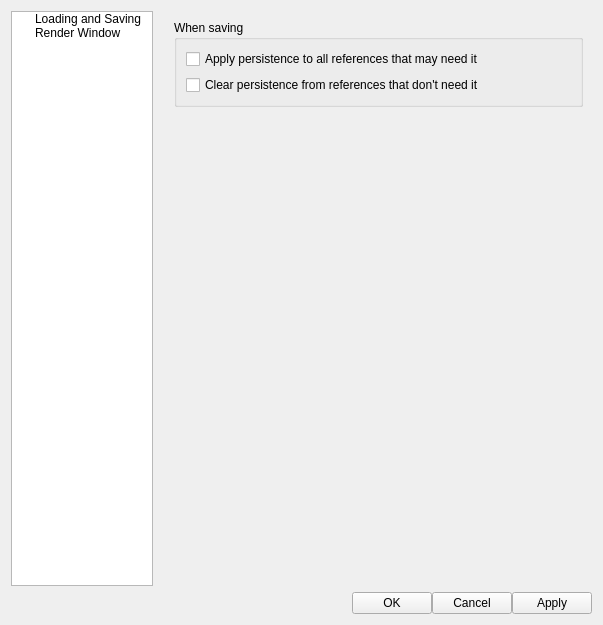
Old version of the form native/src/DovahKit/ui/options_window/options_window.ui in the repository DavidJCobb/DovahKit.
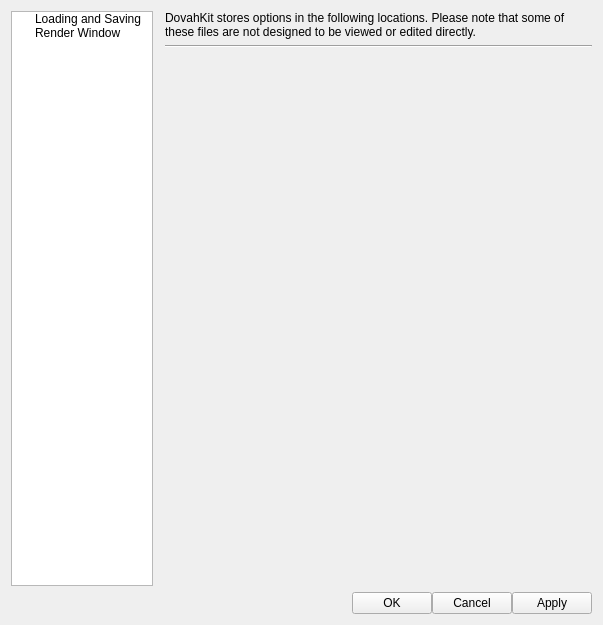
New version of the form. The open tabs and pages were chosen to show the change. Icons and pictures are not drawn.

Commit message:
Options Window: tab listing all storage locations
The Options Window now has a tab that lists everywhere that DovahKit stores its options.

The storage locations for user scripts and script packages are now managed by the options subsystem, rather than being coded directly (and only) into the UI for running a script.

```diff
--- a/native/src/DovahKit/ui/options_window/options_window.ui
+++ b/native/src/DovahKit/ui/options_window/options_window.ui
@@ -691,6 +691,59 @@
        </item>
       </layout>
      </widget>
+     <widget class="QWidget" name="pageOptionsFilePaths">
+      <layout class="QVBoxLayout" name="verticalLayout">
+       <property name="leftMargin">
+        <number>0</number>
+       </property>
+       <property name="topMargin">
+        <number>0</number>
+       </property>
+       <property name="rightMargin">
+        <number>0</number>
+       </property>
+       <property name="bottomMargin">
+        <number>0</number>
+       </property>
+       <item>
+        <widget class="QLabel" name="label_14">
+         <property name="text">
+          <string>DovahKit stores options in the following locations. Please note that some of these files are not designed to be viewed or edited directly.</string>
+         </property>
+         <property name="wordWrap">
+          <bool>true</bool>
+         </property>
+        </widget>
+       </item>
+       <item>
+        <widget class="Line" name="line">
+         <property name="orientation">
+          <enum>Qt::Horizontal</enum>
+         </property>
+        </widget>
+       </item>
+       <item>
+        <widget class="QScrollArea" name="optionsFilePathsScrollbox">
+         <property name="frameShape">
+          <enum>QFrame::NoFrame</enum>
+         </property>
+         <property name="widgetResizable">
+          <bool>true</bool>
+         </property>
+         <widget class="QWidget" name="scrollAreaWidgetContents">
+          <property name="geometry">
+           <rect>
+            <x>0</x>
+            <y>0</y>
+            <width>430</width>
+            <height>535</height>
+           </rect>
+          </property>
+         </widget>
+        </widget>
+       </item>
+      </layout>
+     </widget>
     </widget>
    </item>
    <item row="1" column="0" colspan="2">
```
Left out of the diff: 2 changed lines with no effect on the pictures. The commit also changes 18 other files.
